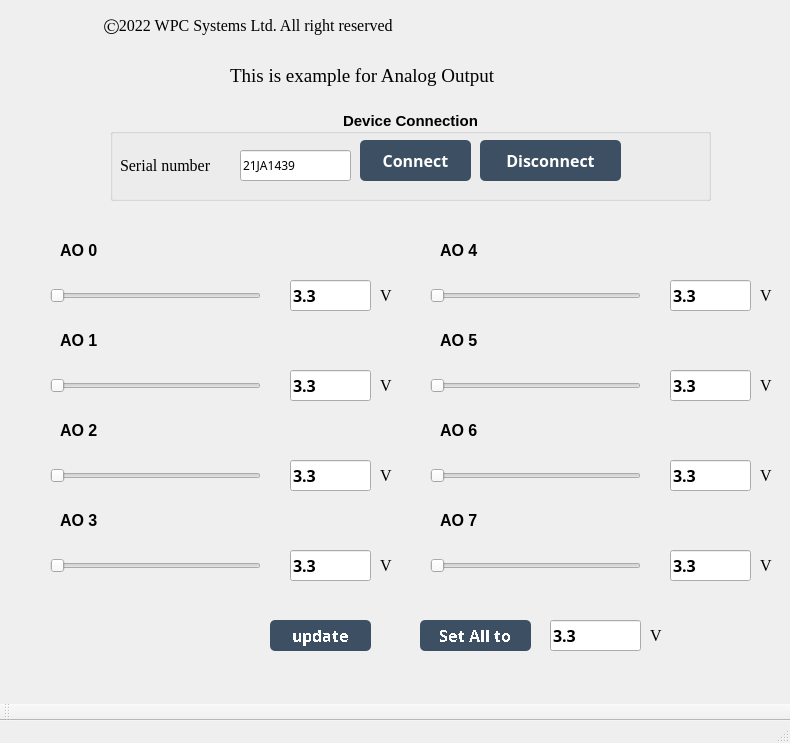
The window that Examples/GUI/AIO/Example_analog_output/UI_design/example_GUI_Analog_Output.ui (WPC-Systems-Ltd/WPC_Python_driver_release) describes before a commit, drawn with Qt 5.
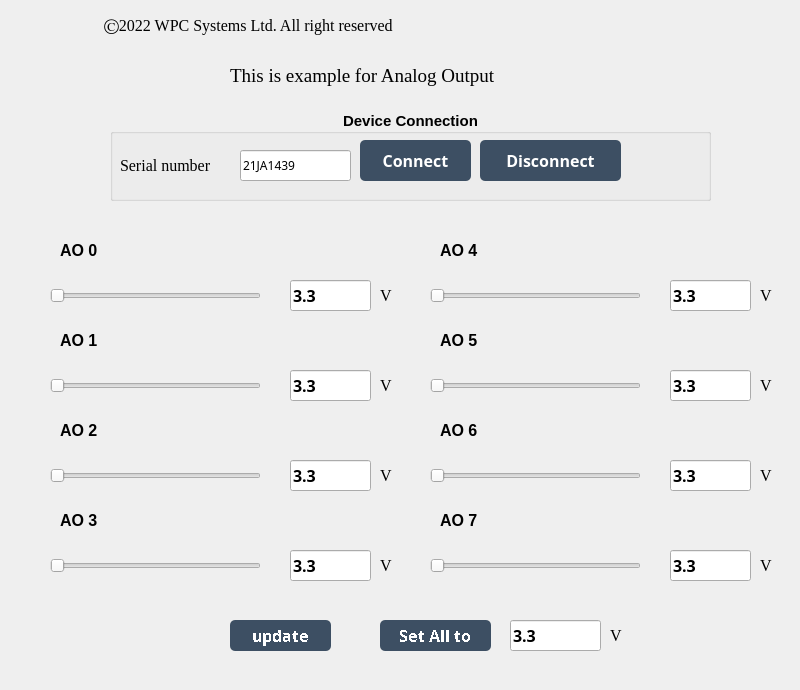
The same window after the commit. Icons and pictures are not drawn.

Commit message: Update AO example code

What changed in the file:
```diff
--- a/Examples/GUI/AIO/Example_analog_output/UI_design/example_GUI_Analog_Output.ui
+++ b/Examples/GUI/AIO/Example_analog_output/UI_design/example_GUI_Analog_Output.ui
@@ -6,8 +6,8 @@
    <rect>
     <x>0</x>
     <y>0</y>
-    <width>790</width>
-    <height>743</height>
+    <width>800</width>
+    <height>690</height>
    </rect>
   </property>
   <property name="windowTitle">
@@ -506,7 +506,7 @@
    <widget class="QPushButton" name="btn_update">
     <property name="geometry">
      <rect>
-      <x>270</x>
+      <x>230</x>
       <y>620</y>
       <width>101</width>
       <height>31</height>
@@ -988,7 +988,7 @@
    <widget class="QPushButton" name="btn_setall">
     <property name="geometry">
      <rect>
-      <x>420</x>
+      <x>380</x>
       <y>620</y>
       <width>111</width>
       <height>31</height>
@@ -1470,7 +1470,7 @@
    <widget class="QLineEdit" name="lineEdit_setall">
     <property name="geometry">
      <rect>
-      <x>550</x>
+      <x>510</x>
       <y>620</y>
       <width>91</width>
       <height>31</height>
@@ -1818,7 +1818,7 @@
    <widget class="QLabel" name="lb_voltage_9">
     <property name="geometry">
      <rect>
-      <x>650</x>
+      <x>610</x>
       <y>620</y>
       <width>21</width>
       <height>31</height>
@@ -1837,28 +1837,6 @@
     </property>
    </widget>
   </widget>
-  <widget class="QMenuBar" name="menubar">
-   <property name="geometry">
-    <rect>
-     <x>0</x>
-     <y>0</y>
-     <width>790</width>
-     <height>21</height>
-    </rect>
-   </property>
-  </widget>
-  <widget class="QStatusBar" name="statusbar"/>
-  <widget class="QToolBar" name="toolBar">
-   <property name="windowTitle">
-    <string>toolBar</string>
-   </property>
-   <attribute name="toolBarArea">
-    <enum>BottomToolBarArea</enum>
-   </attribute>
-   <attribute name="toolBarBreak">
-    <bool>false</bool>
-   </attribute>
-  </widget>
  </widget>
  <resources/>
  <connections/>
```
The commit also changes 1 other file.
